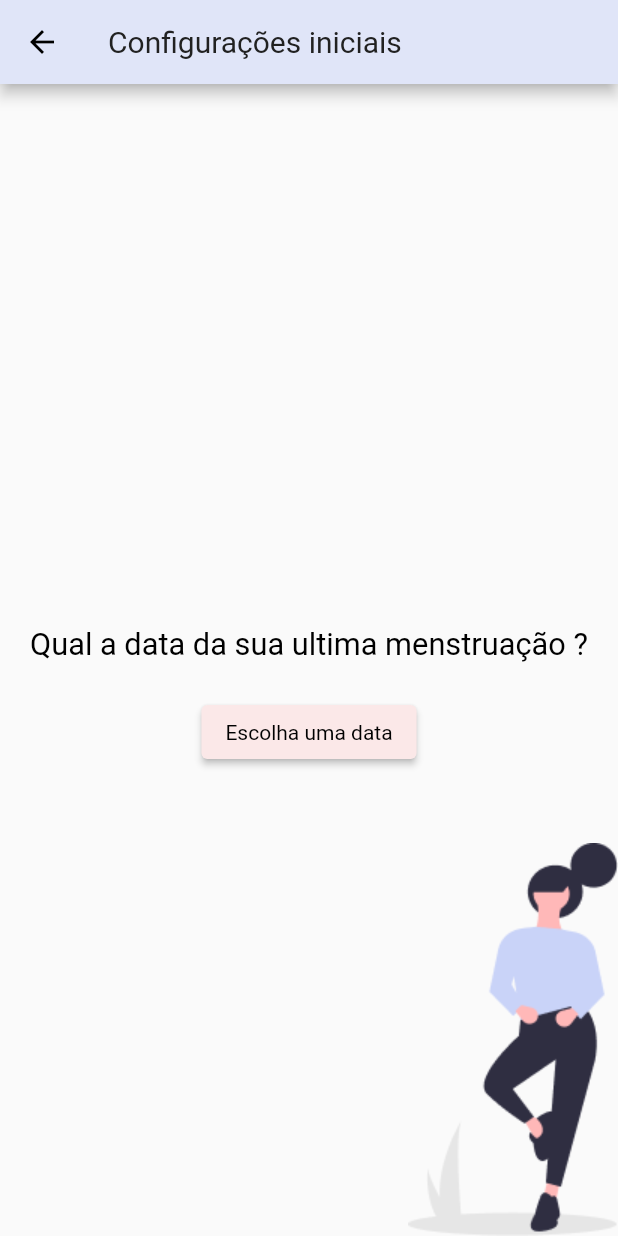
After one commit to Mikhaelle/mina-tcc, a Flutter app: the QuizScene2 screen opened directly, on a phone screen of 412 x 824 dp. The commit adds this screen. Run offline on Flutter 3.47's test engine with Material 2 defaults, Android fonts, the phone set to English and light mode, and no system bars; our stand-ins replace cloud_firestore, firebase_auth, firebase_core, flutter_signin_button, google_sign_in, syncfusion_flutter_gauges; accounts and stored records are empty.

Commit message:
adicionado quiz root e quiz scene

```diff
--- a/appMina/lib/main.dart
+++ b/appMina/lib/main.dart
@@ -2,7 +2,7 @@ import 'package:appMina/scenes/Root.dart';
 import 'package:appMina/states/auth.dart';
 import 'package:appMina/scenes/home/HomeScene.dart';
 import 'package:appMina/scenes/LoginScene.dart';
-import 'package:appMina/scenes/QuizScene.dart';
+import 'package:appMina/scenes/quiz/QuizScene.dart';
 import 'package:firebase_core/firebase_core.dart';
 import 'package:flutter/material.dart';
 import 'package:provider/provider.dart';
--- a/appMina/lib/models/quiz.dart
+++ b/appMina/lib/models/quiz.dart
@@ -1,5 +1,21 @@
-class QuizMessage {
-  QuizMessage({required this.name, required this.answered});
-  final String name;
-  final bool answered;
+class Quiz {
+  String? uid;
+  bool? isAnswered;
+  DateTime? answeredData;
+  DateTime? lastMenses;
+  int? mensesDuration;
+  bool? isRegularCicle;
+  int? cicloTime;
+  bool? isHormonalMethod;
+
+  Quiz({
+    this.uid,
+    this.isAnswered,
+    this.answeredData,
+    this.lastMenses,
+    this.mensesDuration,
+    this.isRegularCicle,
+    this.cicloTime,
+    this.isHormonalMethod,
+  });
 }
--- a/appMina/lib/scenes/LoginScene.dart
+++ b/appMina/lib/scenes/LoginScene.dart
@@ -1,6 +1,5 @@
-import 'dart:async';
 import 'package:appMina/models/user.dart';
-import 'package:appMina/scenes/QuizScene.dart';
+import 'package:appMina/scenes/quiz/QuizScene.dart';
 import 'package:appMina/states/auth.dart';
 import 'package:appMina/scenes/home/HomeScene.dart';
 import 'package:appMina/scenes/SingUpScene.dart';
--- a/appMina/lib/scenes/Root.dart
+++ b/appMina/lib/scenes/Root.dart
@@ -1,5 +1,5 @@
 import 'package:appMina/scenes/LoginScene.dart';
-import 'package:appMina/scenes/home/HomeScene.dart';
+import 'package:appMina/scenes/quiz/QuizRoot.dart';
 import 'package:appMina/states/auth.dart';
 import 'package:flutter/material.dart';
 import 'package:provider/provider.dart';
@@ -43,7 +43,7 @@ class _OurRootState extends State<OurRoot> {
         retVal = LoginScene();
         break;
       case AuthStatus.loggedIn:
-        retVal = HomeScene();
+        retVal = QuizRoot();
         break;
       default:
     }
--- a/appMina/lib/scenes/home/home_widgets/home_menu.dart
+++ b/appMina/lib/scenes/home/home_widgets/home_menu.dart
@@ -1,5 +1,3 @@
-import 'dart:js';
-
 import 'package:flutter/material.dart';
 
 import 'add_cicle.dart';
--- /dev/null
+++ b/appMina/lib/scenes/quiz/QuizScene2.dart
@@ -0,0 +1,88 @@
+import 'package:flutter/material.dart';
+
+class QuizScene2 extends StatefulWidget {
+  const QuizScene2({Key? key}) : super(key: key);
+
+  @override
+  _QuizScene2State createState() => _QuizScene2State();
+}
+
+class _QuizScene2State extends State<QuizScene2> {
+  navigateToNextQuizQuestion() async {
+    Navigator.push(
+        context, MaterialPageRoute(builder: (context) => QuizScene2()));
+  }
+
+  late DateTime _lastMenses;
+
+  @override
+  Widget build(BuildContext context) {
+    return Scaffold(
+      appBar: AppBar(
+        title: Row(
+          children: [
+            Text('Configurações iniciais',
+                style: TextStyle(color: Colors.grey[900])),
+          ],
+        ),
+        backgroundColor: Theme.of(context).accentColor,
+      ),
+      body: Container(
+        child: Column(
+          mainAxisAlignment: MainAxisAlignment.end,
+          children: <Widget>[
+            Row(
+              mainAxisAlignment: MainAxisAlignment.end,
+              children: <Widget>[
+                Container(
+                  width: MediaQuery.of(context).size.width,
+                  padding: EdgeInsets.fromLTRB(20, 25, 20, 20),
+                  child: FittedBox(
+                    child: Text(
+                      'Qual a data da sua ultima menstruação ?',
+                      style: TextStyle(fontSize: 24, color: Colors.black),
+                    ),
+                  ),
+                )
+              ],
+            ),
+            Container(
+              padding: EdgeInsets.fromLTRB(20, 2, 20, 50),
+              child: ElevatedButton(
+                style: ElevatedButton.styleFrom(
+                  primary: Theme.of(context).primaryColor,
+                ),
+                onPressed: () {
+                  showDatePicker(
+                    context: context,
+                    initialDate: DateTime.now(),
+                    firstDate: DateTime(2019),
+                    lastDate: DateTime(2024),
+                  ).then(
+                    (date) => setState(
+                      () {
+                        _lastMenses = date!;
+                      },
+                    ),
+                  );
+                },
+                child: Text(
+                  'Escolha uma data',
+                  style: TextStyle(color: Colors.black),
+                ),
+              ),
+            ),
+            Row(
+              mainAxisAlignment: MainAxisAlignment.end,
+              children: <Widget>[
+                Image(
+                  image: AssetImage("images/mina1.png"),
+                ),
+              ],
+            ),
+          ],
+        ),
+      ),
+    );
+  }
+}
--- a/appMina/lib/services/database.dart
+++ b/appMina/lib/services/userDatabase.dart
@@ -1,7 +1,7 @@
 import 'package:appMina/models/user.dart';
 import 'package:cloud_firestore/cloud_firestore.dart';
 
-class OurDatabase {
+class UserDatabase {
   final FirebaseFirestore _firestore = FirebaseFirestore.instance;
   CollectionReference _users = FirebaseFirestore.instance.collection("users");
 
--- a/appMina/pubspec.yaml
+++ b/appMina/pubspec.yaml
@@ -55,6 +55,7 @@ flutter:
   # To add assets to your application, add an assets section, like this:
   assets:
     - images/logo.png
+    - images/mina1.png
   #   - images/a_dot_ham.jpeg
 
   # An image asset can refer to one or more resolution-specific "variants", see
```
Also changed, not shown: appMina/lib/scenes/QuizScene.dart (deleted, +0 -16 lines), appMina/lib/scenes/home/home_widgets/home_buttons.dart (+4 -4 lines), appMina/lib/scenes/quiz/QuizRoot.dart (added, +53 -0 lines), appMina/lib/scenes/quiz/QuizScene.dart (added, +90 -0 lines), appMina/lib/services/quizDatabase.dart (added, +69 -0 lines), appMina/lib/states/auth.dart (+21 -7 lines), appMina/lib/states/quiz.dart (added, +25 -0 lines), appMina/images/mina1.png (added).
